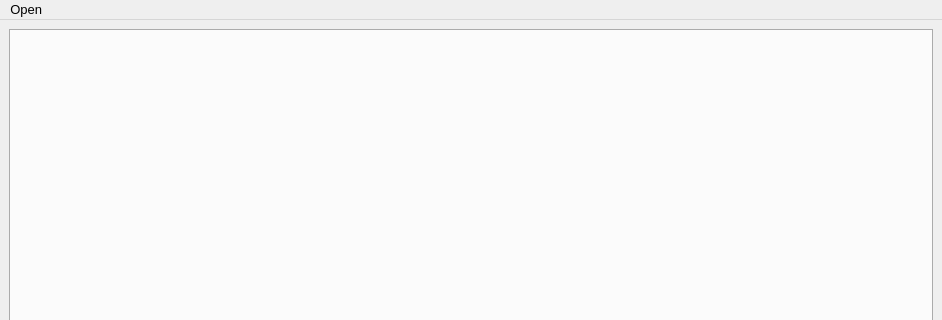
Old version of the form cgt/CrystalGrowthTrackerMain.ui in the repository jonathanHuwP/CrystalGrowthTracker; both pictures show x 0 to 942 and y 0 to 320 of the 942 by 584 pixel window.
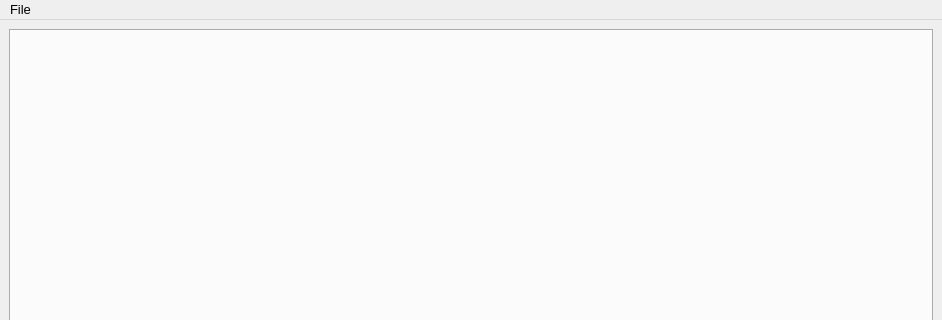
New version of the form.

Commit message: changed menu name to file

```diff
--- a/cgt/CrystalGrowthTrackerMain.ui
+++ b/cgt/CrystalGrowthTrackerMain.ui
@@ -46,7 +46,7 @@
    </property>
    <widget class="QMenu" name="menuOpen">
     <property name="title">
-     <string>Open </string>
+     <string>File</string>
     </property>
     <addaction name="_actionNewProject"/>
     <addaction name="_actionLoadProject"/>
```
